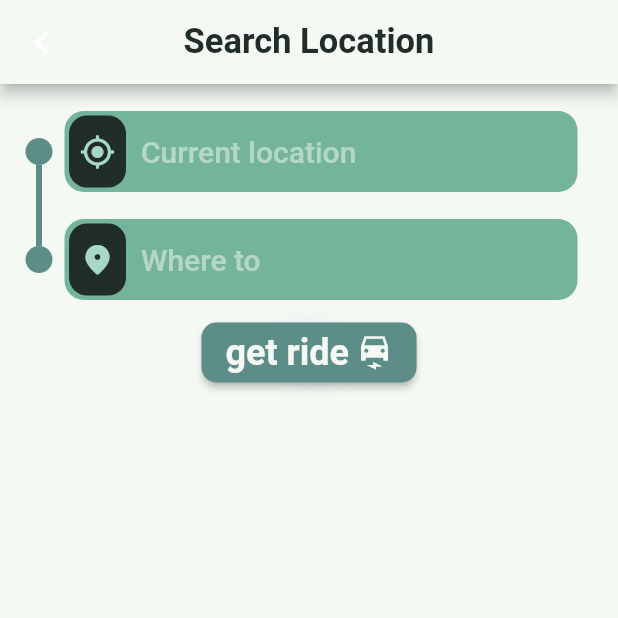
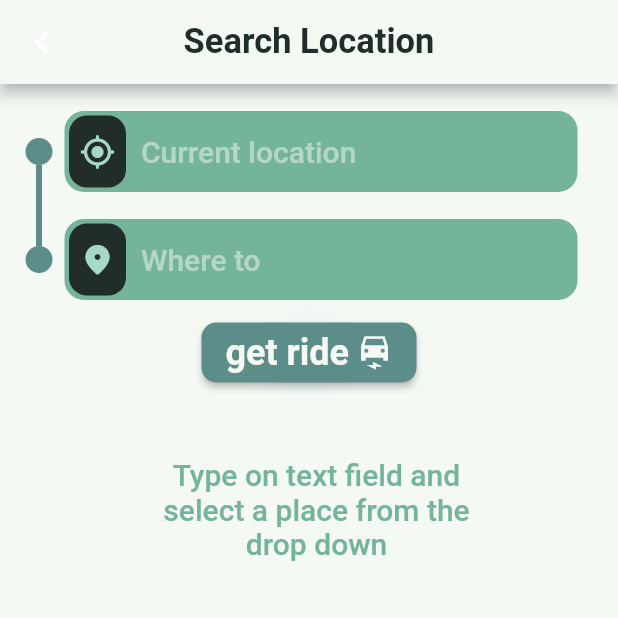
Before and after one commit to rideXmora/Passenger-app, a Flutter app: the HomeScreens screen opened directly, after a tap on "Where to ...", on a phone screen of 412 x 824 dp, the top half of it. Run offline on Flutter 3.47's test engine with Material 2 defaults, Android fonts, the phone set to English and light mode, and no system bars; our stand-ins replace firebase_core, firebase_messaging, flutter_multi_formatter, flutter_svg, geolocator, get and 6 more; missing offline and left inert: flutter_polyline_points, stomp_dart_client; accounts and stored records are empty.

Commit message:
search screen correction

```diff
--- a/passenger_app/lib/pages/home/home_screens.dart
+++ b/passenger_app/lib/pages/home/home_screens.dart
@@ -3,7 +3,6 @@ import 'package:flutter/material.dart';
 import 'package:flutter/services.dart';
 import 'package:get/get.dart';
 import 'package:jwt_decoder/jwt_decoder.dart';
-import 'package:passenger_app/controllers/controller.dart';
 import 'package:passenger_app/controllers/map_controller.dart';
 import 'package:passenger_app/controllers/ride_controller.dart';
 import 'package:passenger_app/controllers/user_controller.dart';
@@ -62,7 +61,6 @@ class _HomeScreensState extends State<HomeScreens> {
                     setState(() {
                       search = true;
                     });
-                    Get.find<Controller>().increment();
                   },
                 ),
               ),
@@ -122,6 +120,8 @@ class _HomeScreensState extends State<HomeScreens> {
                         });
                       },
                       toMap: () async {
+                        debugPrint(
+                            Get.find<MapController>().start.value.placeId);
                         setState(() {
                           mapLoading = true;
                         });
--- a/passenger_app/lib/pages/home/home_screens/pages/home_screen.dart
+++ b/passenger_app/lib/pages/home/home_screens/pages/home_screen.dart
@@ -1,7 +1,6 @@
 import 'package:flutter/cupertino.dart';
 import 'package:flutter/material.dart';
 import 'package:get/get.dart';
-import 'package:passenger_app/controllers/controller.dart';
 import 'package:passenger_app/theme/colors.dart';
 import 'package:passenger_app/widgets/custom_text_field.dart';
 import 'package:passenger_app/widgets/previous_location.dart';
--- a/passenger_app/lib/pages/home/home_screens/pages/search_location_screen.dart
+++ b/passenger_app/lib/pages/home/home_screens/pages/search_location_screen.dart
@@ -24,6 +24,14 @@ bool startChanging = false;
 bool endChanging = false;
 
 class _SearchLocationScreenState extends State<SearchLocationScreen> {
+  @override
+  void initState() {
+    super.initState();
+    mapController.findEndPlace("");
+    startController.text = "";
+    endController.text = "";
+  }
+
   @override
   Widget build(BuildContext context) {
     double width = MediaQuery.of(context).size.width;
@@ -92,7 +100,8 @@ class _SearchLocationScreenState extends State<SearchLocationScreen> {
                           SizedBox(
                             height: 18,
                           ),
-                          CustomTextField(
+                          Obx(
+                            () => CustomTextField(
                               readOnly: false,
                               height: height,
                               width: width,
@@ -112,13 +121,26 @@ class _SearchLocationScreenState extends State<SearchLocationScreen> {
                                 });
                               },
                               phoneNumberPrefix: SizedBox(),
-                            suffix: SizedBox(),
+                              suffix: Get.find<MapController>()
+                                          .start
+                                          .value
+                                          .placeId !=
+                                      ""
+                                  ? Container(
+                                      child: Icon(
+                                        Icons.done_sharp,
+                                        color: primaryColorWhite,
+                                      ),
+                                    )
+                                  : SizedBox(),
                               inputFormatters: [],
+                            ),
                           ),
                           SizedBox(
                             height: 18,
                           ),
-                          CustomTextField(
+                          Obx(
+                            () => CustomTextField(
                               readOnly: false,
                               height: height,
                               width: width,
@@ -138,9 +160,19 @@ class _SearchLocationScreenState extends State<SearchLocationScreen> {
                                 });
                               },
                               phoneNumberPrefix: SizedBox(),
-                            suffix: SizedBox(),
+                              suffix:
+                                  Get.find<MapController>().to.value.placeId !=
+                                          ""
+                                      ? Container(
+                                          child: Icon(
+                                            Icons.done_sharp,
+                                            color: primaryColorWhite,
+                                          ),
+                                        )
+                                      : SizedBox(),
                               inputFormatters: [],
                             ),
+                          )
                         ],
                       ),
                     ),
@@ -221,34 +253,18 @@ class _SearchLocationScreenState extends State<SearchLocationScreen> {
                               })
                           : Column(
                               children: [
-                                // PreviousLocation(
-                                //   icon: Icons.home_rounded,
-                                //   divider: true,
-                                //   title: "Home",
-                                //   subTitle: "Anandarama Rd, Moratuwa.",
-                                //   onTap: () {},
-                                // ),
-                                // PreviousLocation(
-                                //   icon: Icons.history,
-                                //   divider: true,
-                                //   title: "Katubedda Bus Stop",
-                                //   subTitle: "Anandarama Rd, Moratuwa.",
-                                //   onTap: () {},
-                                // ),
-                                // PreviousLocation(
-                                //   icon: Icons.history,
-                                //   divider: true,
-                                //   title: "Katubedda Bus Stop",
-                                //   subTitle: "Anandarama Rd, Moratuwa.",
-                                //   onTap: () {},
-                                // ),
-                                // PreviousLocation(
-                                //   icon: Icons.history,
-                                //   divider: true,
-                                //   title: "Katubedda Bus Stop",
-                                //   subTitle: "Anandarama Rd, Moratuwa.",
-                                //   onTap: () {},
-                                // ),
+                                Padding(
+                                  padding: const EdgeInsets.all(50),
+                                  child: Text(
+                                    "Type on text field and select a place from the drop down",
+                                    textAlign: TextAlign.center,
+                                    style: TextStyle(
+                                      fontSize: 20,
+                                      fontWeight: FontWeight.w500,
+                                      color: primaryColor,
+                                    ),
+                                  ),
+                                ),
                               ],
                             ),
                     ),
```
Lines whose indentation alone changed are shown as unchanged.
